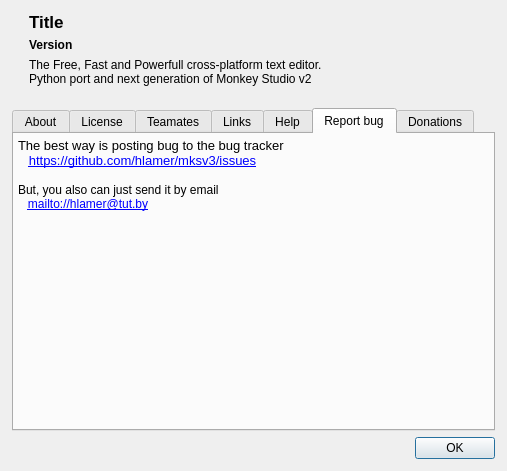
Qt form mks/ui/UIAbout.ui (andreikop/enki) before a commit.
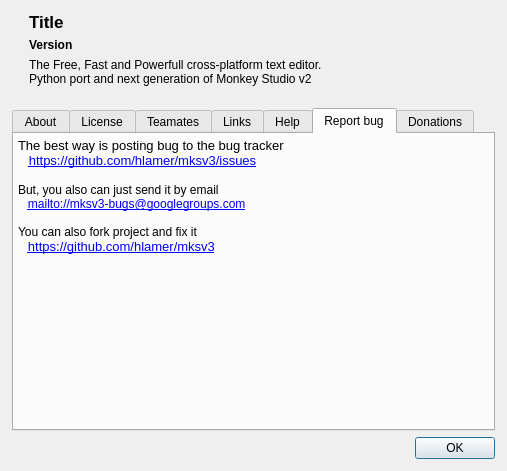
The same form after that commit. The open tabs and pages were chosen to show the change. Icons and pictures are not drawn.

```diff
--- a/mks/ui/UIAbout.ui
+++ b/mks/ui/UIAbout.ui
@@ -714,8 +714,11 @@
 &lt;tr&gt;
 &lt;td&gt;&lt;/td&gt;&lt;/tr&gt;&lt;/table&gt;
 &lt;p style=&quot; margin-top:0px; margin-bottom:0px; margin-left:0px; margin-right:0px; -qt-block-indent:0; text-indent:0px;&quot;&gt;&lt;span style=&quot; font-family:'Sans'; font-size:9pt;&quot;&gt;But, you also can just send it by email&lt;/span&gt;&lt;/p&gt;
-&lt;p style=&quot; margin-top:0px; margin-bottom:0px; margin-left:0px; margin-right:0px; -qt-block-indent:0; text-indent:0px;&quot;&gt;&lt;span style=&quot; font-family:'Sans'; font-size:9pt;&quot;&gt;   &lt;/span&gt;&lt;a href=&quot;mailto://hlamer@tut.by&quot;&gt;&lt;span style=&quot; font-family:'Sans'; font-size:9pt; text-decoration: underline; color:#0000ff;&quot;&gt;mailto://hlamer@tut.by&lt;/span&gt;&lt;/a&gt;&lt;/p&gt;
-&lt;p style=&quot;-qt-paragraph-type:empty; margin-top:0px; margin-bottom:0px; margin-left:0px; margin-right:0px; -qt-block-indent:0; text-indent:0px; font-family:'Sans'; font-size:9pt; text-decoration: underline; color:#0000ff;&quot;&gt;&lt;/p&gt;&lt;/body&gt;&lt;/html&gt;</string>
+&lt;p style=&quot; margin-top:0px; margin-bottom:0px; margin-left:0px; margin-right:0px; -qt-block-indent:0; text-indent:0px;&quot;&gt;&lt;span style=&quot; font-family:'Sans'; font-size:9pt;&quot;&gt;   &lt;/span&gt;&lt;a href=&quot;mailto://hlamer@tut.by&quot;&gt;&lt;span style=&quot; font-family:'Sans'; font-size:9pt; text-decoration: underline; color:#0000ff;&quot;&gt;mailto://mksv3-bugs@googlegroups.com&lt;/span&gt;&lt;/a&gt;&lt;/p&gt;
+&lt;p style=&quot;-qt-paragraph-type:empty; margin-top:0px; margin-bottom:0px; margin-left:0px; margin-right:0px; -qt-block-indent:0; text-indent:0px; font-family:'Sans'; font-size:9pt; text-decoration: underline; color:#0000ff;&quot;&gt;&lt;/p&gt;
+&lt;p style=&quot; margin-top:0px; margin-bottom:0px; margin-left:0px; margin-right:0px; -qt-block-indent:0; text-indent:0px;&quot;&gt;&lt;span style=&quot; font-family:'Sans'; font-size:9pt;&quot;&gt;You can also fork project and fix it&lt;/span&gt;&lt;/p&gt;
+&lt;p style=&quot; margin-top:0px; margin-bottom:0px; margin-left:0px; margin-right:0px; -qt-block-indent:0; text-indent:0px;&quot;&gt;&lt;span style=&quot; font-family:'Sans'; font-size:9pt;&quot;&gt;   &lt;/span&gt;&lt;a href=&quot;https://github.com/hlamer/mksv3&quot;&gt;&lt;span style=&quot; text-decoration: underline; color:#0000ff;&quot;&gt;https://github.com/hlamer/mksv3&lt;/span&gt;&lt;/a&gt;&lt;/p&gt;
+&lt;p style=&quot;-qt-paragraph-type:empty; margin-top:0px; margin-bottom:0px; margin-left:0px; margin-right:0px; -qt-block-indent:0; text-indent:0px; text-decoration: underline; color:#0000ff;&quot;&gt;&lt;/p&gt;&lt;/body&gt;&lt;/html&gt;</string>
       </property>
       <property name="tabStopWidth">
        <number>40</number>
```
Left out of the diff: 4 changed lines with no effect on the pictures.
